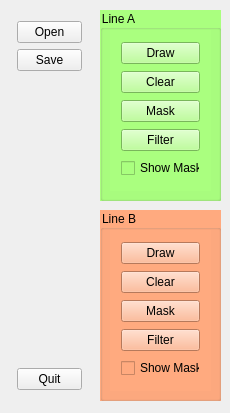
This is C++/qImageTransform/controlpainel_qt.ui in emiliobrazil/imagedeformation as Qt 5 draws it before an edit. The edited form follows.
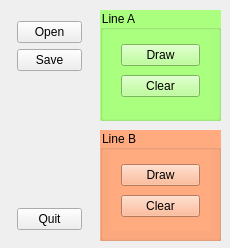
This is the edited form.

```diff
--- a/C++/qImageTransform/controlpainel_qt.ui
+++ b/C++/qImageTransform/controlpainel_qt.ui
@@ -7,7 +7,7 @@
     <x>0</x>
     <y>0</y>
     <width>230</width>
-    <height>413</height>
+    <height>248</height>
    </rect>
   </property>
   <property name="windowTitle">
@@ -19,7 +19,7 @@
      <x>100</x>
      <y>10</y>
      <width>121</width>
-     <height>191</height>
+     <height>111</height>
     </rect>
    </property>
    <property name="styleSheet">
@@ -34,7 +34,7 @@
       <x>10</x>
       <y>20</y>
       <width>101</width>
-      <height>161</height>
+      <height>81</height>
      </rect>
     </property>
     <layout class="QVBoxLayout" name="verticalLayout_2">
@@ -55,30 +55,6 @@
        </property>
       </widget>
      </item>
-     <item>
-      <widget class="QPushButton" name="buttonMaskLineA">
-       <property name="text">
-        <string>Mask</string>
-       </property>
-      </widget>
-     </item>
-     <item>
-      <widget class="QPushButton" name="buttonFilterLineA">
-       <property name="text">
-        <string>Filter</string>
-       </property>
-       <property name="autoRepeat">
-        <bool>true</bool>
-       </property>
-      </widget>
-     </item>
-     <item>
-      <widget class="QCheckBox" name="checkBoxShowMaskA">
-       <property name="text">
-        <string>Show Mask</string>
-       </property>
-      </widget>
-     </item>
     </layout>
    </widget>
   </widget>
@@ -86,9 +62,9 @@
    <property name="geometry">
     <rect>
      <x>100</x>
-     <y>210</y>
+     <y>130</y>
      <width>121</width>
-     <height>191</height>
+     <height>111</height>
     </rect>
    </property>
    <property name="styleSheet">
@@ -103,7 +79,7 @@
       <x>10</x>
       <y>20</y>
       <width>101</width>
-      <height>161</height>
+      <height>81</height>
      </rect>
     </property>
     <layout class="QVBoxLayout" name="verticalLayout_5">
@@ -124,30 +100,6 @@
        </property>
       </widget>
      </item>
-     <item>
-      <widget class="QPushButton" name="buttonMaskLineB">
-       <property name="text">
-        <string>Mask</string>
-       </property>
-      </widget>
-     </item>
-     <item>
-      <widget class="QPushButton" name="buttonFilterLineB">
-       <property name="text">
-        <string>Filter</string>
-       </property>
-       <property name="autoRepeat">
-        <bool>true</bool>
-       </property>
-      </widget>
-     </item>
-     <item>
-      <widget class="QCheckBox" name="checkBoxShowMaskB">
-       <property name="text">
-        <string>Show Mask</string>
-       </property>
-      </widget>
-     </item>
     </layout>
    </widget>
   </widget>
@@ -157,7 +109,7 @@
      <x>6</x>
      <y>10</y>
      <width>87</width>
-     <height>391</height>
+     <height>231</height>
     </rect>
    </property>
    <layout class="QVBoxLayout" name="verticalLayout">
```
